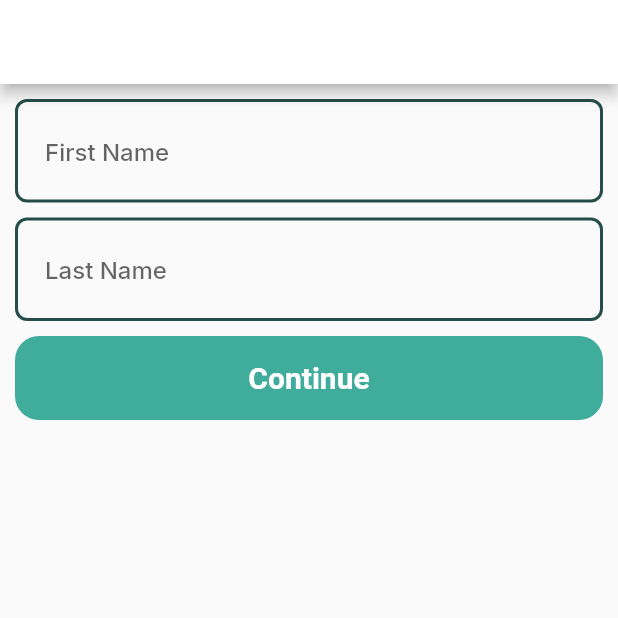
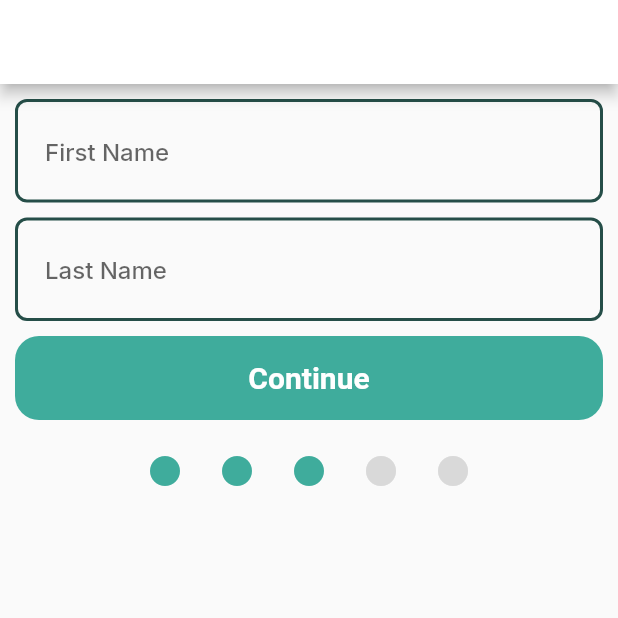
Before and after one commit to isif00/HACK-ODD, a Flutter app: the screen it shows after launch, on a phone screen of 412 x 824 dp, the top half of it. Run offline on Flutter 3.47's test engine with Material 2 defaults, Android fonts, the phone set to English and light mode, and no system bars; our stand-ins replace gap, google_fonts.

Commit message:
steps widget

```diff
--- a/lib/screens/intro_screen.dart
+++ b/lib/screens/intro_screen.dart
@@ -3,6 +3,8 @@ import 'package:flutter/widgets.dart';
 import 'package:gap/gap.dart';
 import 'package:hack_odd/widgets/text_input.dart';
 import 'package:hack_odd/widgets/main_button.dart';
+import 'package:hack_odd/widgets/steps.dart';
+
 
 class IntroScreen extends StatefulWidget {
   const IntroScreen({super.key});
@@ -20,7 +22,7 @@ class _IntroScreenState extends State<IntroScreen> {
       ),
       body: Container(
         padding: const EdgeInsets.all(10),
-        child: const Column(
+        child:  Column(
           children: [
             // First Name
             TextInput(hintText: 'First Name'),
@@ -30,6 +32,8 @@ class _IntroScreenState extends State<IntroScreen> {
             Gap(10),
             // continue Button
             MainButton(buttonText: 'Continue'),
+            Gap(10),
+            Steps(totalSteps: 5, currentStep: 3,),
           ],
         ),
       ),
--- a/lib/utils/app_style.dart
+++ b/lib/utils/app_style.dart
@@ -6,7 +6,8 @@ class Styles {
   static Color primaryColor = const Color(0xFF3FAC9C);
   static Color titleColor = const Color(0xFF254E48);
   static Color textColor = const Color(0xFF545454);
-
+  static Color darkPrimaryColor = const Color(0xFF254E48);
+  static Color stepGrey = const Color(0xFFD9D9D9);
   //Text Styles
   static TextStyle headLine1 = GoogleFonts.inter(
     fontSize: 32,
```
